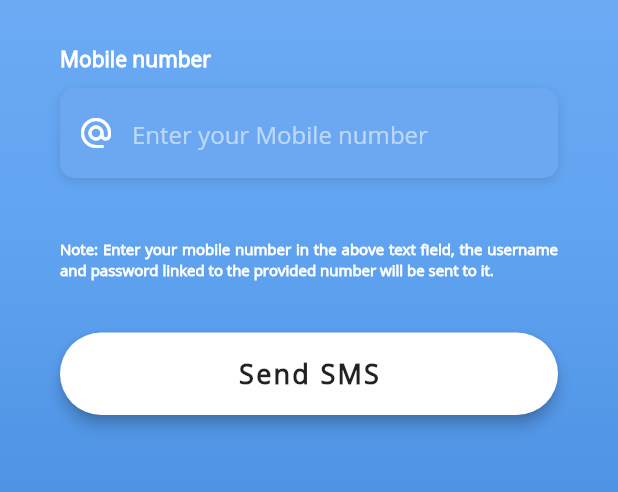
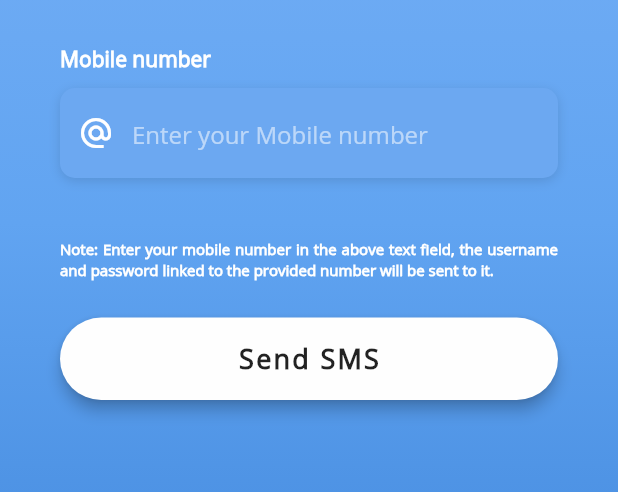
Before and after one commit to srikanthsarma145/metropay_main, a Flutter app: the screen it shows after launch, after a tap on "Forgot Password?", on a phone screen of 412 x 824 dp, the part 272-764 px from its top. Run offline on Flutter 3.47's test engine with Material 2 defaults, Android fonts, the phone set to English and light mode, and no system bars; our stand-ins replace photo_view, toast; missing offline and left inert: flutter_nfc_reader.

Commit message:
update the modifications

```diff
--- a/lib/main.dart
+++ b/lib/main.dart
@@ -21,9 +21,9 @@ class MyApp extends StatelessWidget {
           buttonTheme: ButtonThemeData(
             buttonColor: Color(0xff404040),
           ),
-          cardTheme: CardTheme(
-            color: Color(0xff404040),
-          )
+//          cardTheme: CardTheme(
+//            color: Color(0xff404040),
+//          )
       ),
 //      debugShowCheckedModeBanner: false, //remove comment to remove debug tag
       home: LoginScreen(),
--- a/lib/screens/forgetpassword_screen.dart
+++ b/lib/screens/forgetpassword_screen.dart
@@ -134,7 +134,7 @@ class _ForgetScreenState extends State<ForgetScreen> {
                         ),
                         textAlign: TextAlign.justify,
                       ),
-                      SizedBox(height: 10.0),
+//                      SizedBox(height: 10.0),
                       _buildSendEmailBtn(),
                     ],
                   ),
--- a/lib/screens/login_screen.dart
+++ b/lib/screens/login_screen.dart
@@ -248,7 +248,7 @@ class _LoginScreenState extends State<LoginScreen> {
                           fontWeight: FontWeight.bold,
                         ),
                       ),
-                      SizedBox(height: 30.0),
+//                      SizedBox(height: 30.0),
                       _buildEmailTF(),
                       SizedBox(
                         height: 30.0,
--- a/lib/screens/signup_screen.dart
+++ b/lib/screens/signup_screen.dart
@@ -232,7 +232,7 @@ class _SignupScreenState extends State<SignupScreen> {
                       _buildPasswordTF(),
                       SizedBox(height: 25.0),
                       _buildConfirmPasswordTF(),
-                      SizedBox(height: 5.0),
+//                      SizedBox(height: 5.0),
                       _buildSignupBtn(),
                     ],
                   ),
```
